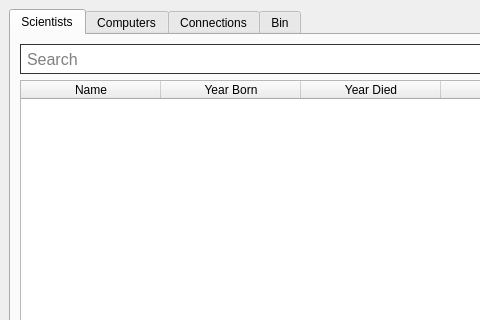
Before: the Qt Designer form VL1-project/mainwindow.ui in birkirk/vln1-35, drawn with Qt 5; both pictures show x 0 to 480 and y 0 to 320 of the 709 by 448 pixel window.
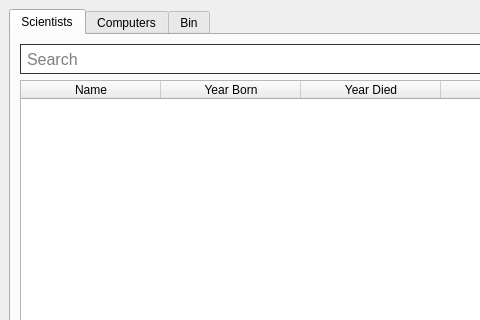
After: the same form once the commit is applied. The open tabs and pages were chosen to show the change. Icons and pictures are not drawn.

Commit message: deleted connected tab

```diff
--- a/VL1-project/mainwindow.ui
+++ b/VL1-project/mainwindow.ui
@@ -349,11 +349,6 @@
         </item>
        </layout>
       </widget>
-      <widget class="QWidget" name="tab_connections">
-       <attribute name="title">
-        <string>Connections</string>
-       </attribute>
-      </widget>
       <widget class="QWidget" name="tab_bin">
        <attribute name="icon">
         <iconset>
```
Left out of the diff: 2 changed lines with no effect on the pictures. The commit also changes 4 other files.
